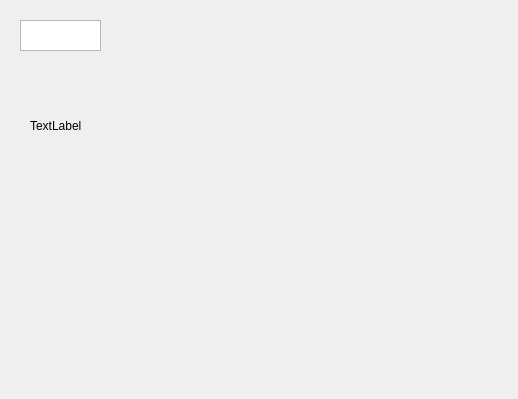
This is cpp/8H82600/form_gasfeed.ui in huayunfly/goiot as Qt 5 draws it before an edit. The edited form follows.
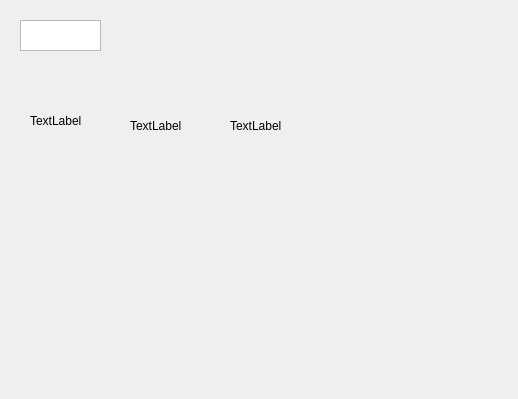
This is the edited form.

The edit to the form file:
```diff
--- a/cpp/8H82600/form_gasfeed.ui
+++ b/cpp/8H82600/form_gasfeed.ui
@@ -27,9 +27,53 @@
    <property name="geometry">
     <rect>
      <x>30</x>
-     <y>100</y>
+     <y>90</y>
+     <width>61</width>
+     <height>61</height>
+    </rect>
+   </property>
+   <property name="maximumSize">
+    <size>
+     <width>61</width>
+     <height>61</height>
+    </size>
+   </property>
+   <property name="text">
+    <string>TextLabel</string>
+   </property>
+  </widget>
+  <widget class="QLabel" name="svlabel_2">
+   <property name="geometry">
+    <rect>
+     <x>130</x>
+     <y>120</y>
      <width>54</width>
-     <height>51</height>
+     <height>12</height>
+    </rect>
+   </property>
+   <property name="minimumSize">
+    <size>
+     <width>54</width>
+     <height>12</height>
+    </size>
+   </property>
+   <property name="maximumSize">
+    <size>
+     <width>54</width>
+     <height>12</height>
+    </size>
+   </property>
+   <property name="text">
+    <string>TextLabel</string>
+   </property>
+  </widget>
+  <widget class="QLabel" name="svlabel_3">
+   <property name="geometry">
+    <rect>
+     <x>230</x>
+     <y>120</y>
+     <width>54</width>
+     <height>12</height>
     </rect>
    </property>
    <property name="text">
```
Left out of the diff: 2 changed lines with no effect on the pictures.
